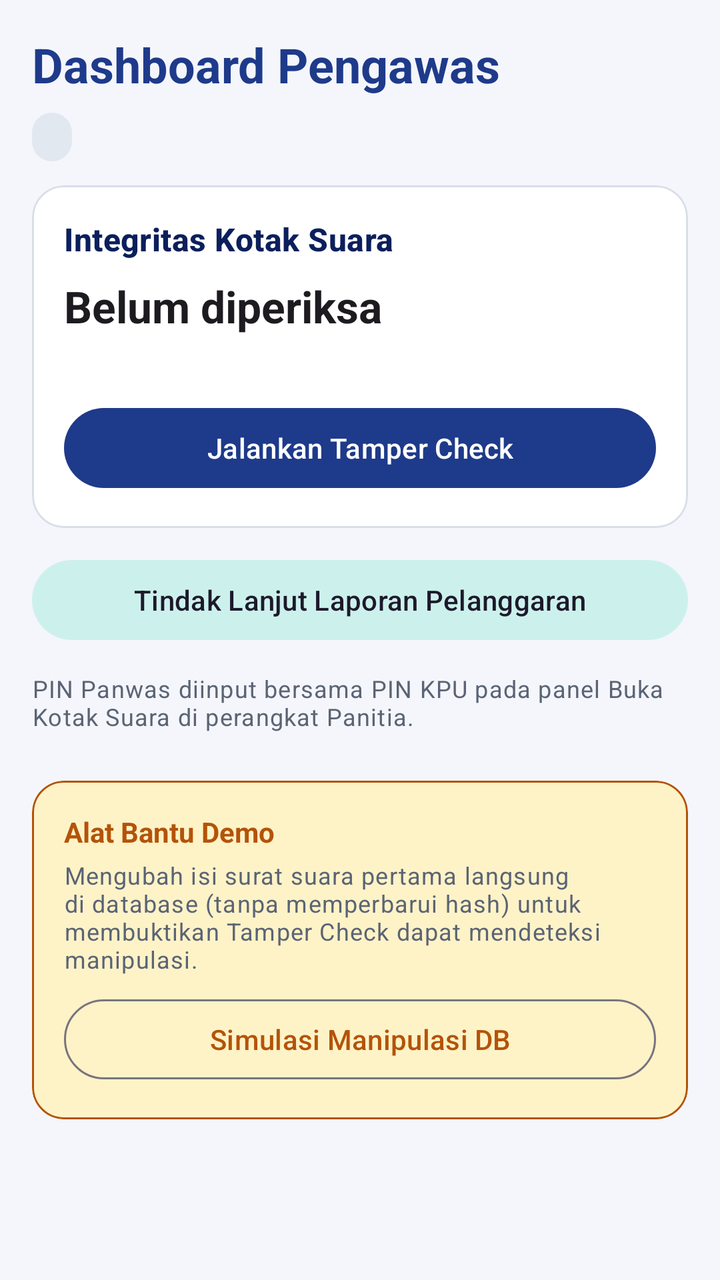
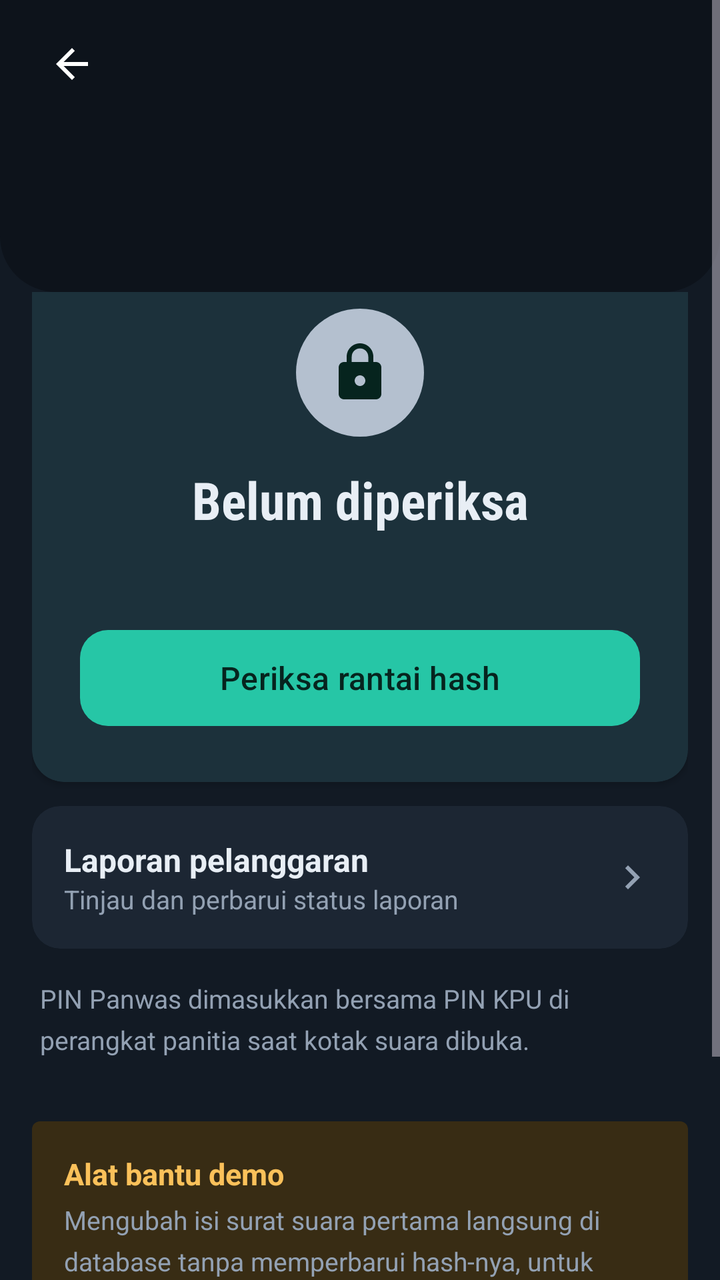

Two renders of the same Android screen: before a commit and after it. Below are the layout's source before the change and the commit's diff.
<!-- AndroidManifest.xml: application theme Theme.EvotingAPP -->
<!-- res/layout/activity_panwas.xml -->
<?xml version="1.0" encoding="utf-8"?>
<ScrollView xmlns:android="http://schemas.android.com/apk/res/android"
    xmlns:app="http://schemas.android.com/apk/res-auto"
    android:id="@+id/root"
    android:layout_width="match_parent"
    android:layout_height="match_parent"
    android:padding="16dp">

    <LinearLayout
        android:layout_width="match_parent"
        android:layout_height="wrap_content"
        android:orientation="vertical">

        <TextView
            android:layout_width="match_parent"
            android:layout_height="wrap_content"
            android:text="Dashboard Pengawas"
            android:textAppearance="?attr/textAppearanceHeadlineSmall"
            android:textColor="@color/brand_primary"
            android:textStyle="bold" />

        <TextView
            android:id="@+id/tvElectionState"
            style="@style/Badge"
            android:layout_width="wrap_content"
            android:layout_height="wrap_content"
            android:layout_marginTop="8dp" />

        <com.google.android.material.card.MaterialCardView
            android:id="@+id/integrityCard"
            style="@style/SectionCard"
            android:layout_width="match_parent"
            android:layout_height="wrap_content">

            <LinearLayout
                android:layout_width="match_parent"
                android:layout_height="wrap_content"
                android:orientation="vertical"
                android:padding="16dp">

                <TextView
                    style="@style/SectionTitle"
                    android:layout_width="wrap_content"
                    android:layout_height="wrap_content"
                    android:text="Integritas Kotak Suara" />

                <TextView
                    android:id="@+id/tvIntegrityStatus"
                    android:layout_width="match_parent"
                    android:layout_height="wrap_content"
                    android:text="Belum diperiksa"
                    android:textAppearance="?attr/textAppearanceTitleLarge"
                    android:textStyle="bold" />

                <TextView
                    android:id="@+id/tvIntegrityDetail"
                    style="@style/MutedText"
                    android:layout_width="match_parent"
                    android:layout_height="wrap_content"
                    android:layout_marginTop="4dp" />

                <com.google.android.material.button.MaterialButton
                    android:id="@+id/btnTamperCheck"
                    android:layout_width="match_parent"
                    android:layout_height="wrap_content"
                    android:layout_marginTop="12dp"
                    android:text="Jalankan Tamper Check" />
            </LinearLayout>
        </com.google.android.material.card.MaterialCardView>

        <com.google.android.material.button.MaterialButton
            android:id="@+id/btnReports"
            style="@style/Widget.Material3.Button.TonalButton"
            android:layout_width="match_parent"
            android:layout_height="wrap_content"
            android:layout_marginTop="12dp"
            android:text="Tindak Lanjut Laporan Pelanggaran" />

        <TextView
            style="@style/MutedText"
            android:layout_width="match_parent"
            android:layout_height="wrap_content"
            android:layout_marginTop="12dp"
            android:text="PIN Panwas diinput bersama PIN KPU pada panel Buka Kotak Suara di perangkat Panitia." />

        
        <com.google.android.material.card.MaterialCardView
            style="@style/SectionCard"
            android:layout_width="match_parent"
            android:layout_height="wrap_content"
            android:layout_marginTop="24dp"
            app:cardBackgroundColor="@color/status_warning_bg"
            app:strokeColor="@color/status_warning">

            <LinearLayout
                android:layout_width="match_parent"
                android:layout_height="wrap_content"
                android:orientation="vertical"
                android:padding="16dp">

                <TextView
                    android:layout_width="wrap_content"
                    android:layout_height="wrap_content"
                    android:text="Alat Bantu Demo"
                    android:textColor="@color/status_warning"
                    android:textStyle="bold" />

                <TextView
                    style="@style/MutedText"
                    android:layout_width="match_parent"
                    android:layout_height="wrap_content"
                    android:layout_marginTop="4dp"
                    android:text="Mengubah isi surat suara pertama langsung di database (tanpa memperbarui hash) untuk membuktikan Tamper Check dapat mendeteksi manipulasi." />

                <com.google.android.material.button.MaterialButton
                    android:id="@+id/btnSimulateTamper"
                    style="@style/Widget.Material3.Button.OutlinedButton"
                    android:layout_width="match_parent"
                    android:layout_height="wrap_content"
                    android:layout_marginTop="8dp"
                    android:text="Simulasi Manipulasi DB"
                    android:textColor="@color/status_warning" />
            </LinearLayout>
        </com.google.android.material.card.MaterialCardView>
    </LinearLayout>
</ScrollView>
<!-- resources referenced by this layout -->
<resources>
  <color name="brand_primary">#1E3A8A</color>
  <color name="status_warning">#B45309</color>
  <color name="status_warning_bg">#FEF3C7</color>
  <style name="Badge">
          <item name="android:paddingStart">10dp</item>
          <item name="android:paddingEnd">10dp</item>
          <item name="android:paddingTop">4dp</item>
          <item name="android:paddingBottom">4dp</item>
          <item name="android:textAppearance">?attr/textAppearanceLabelMedium</item>
          <item name="android:textStyle">bold</item>
          <item name="android:background">@drawable/bg_badge</item>
      </style>
  <style name="MutedText">
          <item name="android:textAppearance">?attr/textAppearanceBodySmall</item>
          <item name="android:textColor">@color/text_muted</item>
      </style>
  <style name="SectionCard" parent="Widget.Material3.CardView.Outlined">
          <item name="cardCornerRadius">16dp</item>
          <item name="strokeColor">@color/outline_soft</item>
          <item name="cardBackgroundColor">@color/white</item>
          <item name="android:layout_marginTop">12dp</item>
      </style>
  <style name="SectionTitle">
          <item name="android:textAppearance">?attr/textAppearanceTitleMedium</item>
          <item name="android:textStyle">bold</item>
          <item name="android:textColor">@color/brand_on_primary_container</item>
          <item name="android:layout_marginBottom">8dp</item>
      </style>
  <color name="text_muted">#5B6475</color>
  <color name="outline_soft">#D9DEE8</color>
  <color name="brand_on_primary_container">#0B1F5C</color>
  <style name="Base.Theme.EvotingAPP" parent="Theme.Material3.Light.NoActionBar">
          <item name="colorPrimary">@color/brand_primary</item>
          <item name="colorOnPrimary">@color/white</item>
          <item name="colorPrimaryContainer">@color/brand_primary_container</item>
          <item name="colorOnPrimaryContainer">@color/brand_on_primary_container</item>
          <item name="colorSecondary">@color/brand_secondary</item>
          <item name="colorSecondaryContainer">@color/brand_secondary_container</item>
          <item name="android:colorBackground">@color/surface_bg</item>
          <item name="android:windowBackground">@color/surface_bg</item>
          <item name="android:statusBarColor" tools:targetApi="l">@android:color/transparent</item>
          <item name="android:windowLightStatusBar" tools:targetApi="m">true</item>
      </style>
  <color name="status_neutral_bg">#E2E8F0</color>
  <color name="brand_primary_container">#DBE4FF</color>
  <color name="brand_secondary">#0F766E</color>
  <color name="brand_secondary_container">#CCF1EC</color>
  <color name="surface_bg">#F4F6FB</color>
  <!-- unchanged entries left out for length: 3 -->
</resources>

<!-- the commit's change to res/layout/activity_panwas.xml (unified diff, before → after) -->
@@ -4,105 +4,146 @@
     android:id="@+id/root"
     android:layout_width="match_parent"
     android:layout_height="match_parent"
-    android:padding="16dp">
+    android:fillViewport="true">
 
     <LinearLayout
         android:layout_width="match_parent"
         android:layout_height="wrap_content"
         android:orientation="vertical">
 
-        <TextView
+        <include layout="@layout/view_header" />
+
+        <LinearLayout
             android:layout_width="match_parent"
             android:layout_height="wrap_content"
-            android:text="Dashboard Pengawas"
-            android:textAppearance="?attr/textAppearanceHeadlineSmall"
-            android:textColor="@color/brand_primary"
-            android:textStyle="bold" />
-
-        <TextView
-            android:id="@+id/tvElectionState"
-            style="@style/Badge"
-            android:layout_width="wrap_content"
-            android:layout_height="wrap_content"
-            android:layout_marginTop="8dp" />
-
-        <com.google.android.material.card.MaterialCardView
-            android:id="@+id/integrityCard"
-            style="@style/SectionCard"
-            android:layout_width="match_parent"
-            android:layout_height="wrap_content">
-
+            android:orientation="vertical"
+            android:paddingStart="16dp"
+            android:paddingEnd="16dp"
+            android:paddingBottom="24dp">
+
+            
+            <com.google.android.material.card.MaterialCardView
+                android:id="@+id/integrityCard"
+                style="@style/SectionCard"
+                android:layout_width="match_parent"
+                android:layout_height="wrap_content"
+                android:layout_marginTop="-16dp"
+                app:cardElevation="2dp"
+                app:strokeWidth="0dp">
+
+                <LinearLayout
+                    android:layout_width="match_parent"
+                    android:layout_height="wrap_content"
+                    android:gravity="center_horizontal"
+                    android:orientation="vertical"
+                    android:padding="24dp">
+
+                    <ImageView
+                        android:id="@+id/ivIntegrity"
+                        android:layout_width="64dp"
+                        android:layout_height="64dp"
+                        android:background="@drawable/bg_status_circle"
+                        android:importantForAccessibility="no"
+                        android:padding="16dp"
+                        android:src="@drawable/ic_lock"
+                        android:tint="@color/on_accent" />
+
+                    <TextView
+                        android:id="@+id/tvIntegrityStatus"
+                        style="@style/SectionTitle"
+                        android:layout_width="match_parent"
+                        android:layout_height="wrap_content"
+                        android:layout_marginTop="14dp"
+                        android:gravity="center"
+                        android:text="Belum diperiksa"
+                        android:textSize="26sp" />
+
+                    <TextView
+                        android:id="@+id/tvIntegrityDetail"
+                        style="@style/MutedText"
+                        android:layout_width="match_parent"
+                        android:layout_height="wrap_content"
+                        android:layout_marginTop="6dp"
+                        android:gravity="center" />
+
+                    <com.google.android.material.button.MaterialButton
+                        android:id="@+id/btnTamperCheck"
+                        style="@style/Button.Big"
+                        android:layout_width="match_parent"
+                        android:layout_height="wrap_content"
+                        android:layout_marginTop="20dp"
+                        android:text="Periksa rantai hash" />
+                </LinearLayout>
+            </com.google.android.material.card.MaterialCardView>
+
+            <com.google.android.material.card.MaterialCardView
+                android:id="@+id/btnReports"
+                style="@style/MenuRow"
+                android:layout_width="match_parent"
+                android:layout_height="wrap_content"
+                android:layout_marginTop="12dp">
+
+                <LinearLayout
+                    android:layout_width="match_parent"
+                    android:layout_height="wrap_content"
+                    android:gravity="center_vertical"
+                    android:orientation="horizontal"
+                    android:padding="16dp">
+
+                    <LinearLayout
+                        android:layout_width="0dp"
+                        android:layout_height="wrap_content"
+                        android:layout_weight="1"
+                        android:orientation="vertical">
+
+                        <TextView
+                            android:layout_width="wrap_content"
+                            android:layout_height="wrap_content"
+                            android:text="Laporan pelanggaran"
+                            android:textColor="@color/text_primary"
+                            android:textSize="16sp"
+                            android:textStyle="bold" />
+
+                        <TextView
+                            style="@style/MutedText"
+                            android:layout_width="wrap_content"
+                            android:layout_height="wrap_content"
+                            android:text="Tinjau dan perbarui status laporan" />
+                    </LinearLayout>
+
+                    <ImageView
+                        android:layout_width="24dp"
+                        android:layout_height="24dp"
+                        android:importantForAccessibility="no"
+                        android:src="@drawable/ic_chevron_right" />
+                </LinearLayout>
+            </com.google.android.material.card.MaterialCardView>
+
+            <TextView
+                style="@style/MutedText"
+                android:layout_width="match_parent"
+                android:layout_height="wrap_content"
+                android:layout_marginTop="16dp"
+                android:layout_marginStart="4dp"
+                android:layout_marginEnd="4dp"
+                android:text="PIN Panwas dimasukkan bersama PIN KPU di perangkat panitia saat kotak suara dibuka." />
+
+            
             <LinearLayout
                 android:layout_width="match_parent"
                 android:layout_height="wrap_content"
+                android:layout_marginTop="32dp"
+                android:background="@drawable/bg_ballot_number"
+                android:backgroundTint="@color/status_warning_bg"
                 android:orientation="vertical"
                 android:padding="16dp">
 
                 <TextView
-                    style="@style/SectionTitle"
                     android:layout_width="wrap_content"
                     android:layout_height="wrap_content"
-                    android:text="Integritas Kotak Suara" />
-
-                <TextView
-                    android:id="@+id/tvIntegrityStatus"
-                    android:layout_width="match_parent"
-                    android:layout_height="wrap_content"
-                    android:text="Belum diperiksa"
-                    android:textAppearance="?attr/textAppearanceTitleLarge"
-                    android:textStyle="bold" />
-
-                <TextView
-                    android:id="@+id/tvIntegrityDetail"
-                    style="@style/MutedText"
-                    android:layout_width="match_parent"
-                    android:layout_height="wrap_content"
-                    android:layout_marginTop="4dp" />
-
-                <com.google.android.material.button.MaterialButton
-                    android:id="@+id/btnTamperCheck"
-                    android:layout_width="match_parent"
-                    android:layout_height="wrap_content"
-                    android:layout_marginTop="12dp"
-                    android:text="Jalankan Tamper Check" />
-            </LinearLayout>
-        </com.google.android.material.card.MaterialCardView>
-
-        <com.google.android.material.button.MaterialButton
-            android:id="@+id/btnReports"
-            style="@style/Widget.Material3.Button.TonalButton"
-            android:layout_width="match_parent"
-            android:layout_height="wrap_content"
-            android:layout_marginTop="12dp"
-            android:text="Tindak Lanjut Laporan Pelanggaran" />
-
-        <TextView
-            style="@style/MutedText"
-            android:layout_width="match_parent"
-            android:layout_height="wrap_content"
-            android:layout_marginTop="12dp"
-            android:text="PIN Panwas diinput bersama PIN KPU pada panel Buka Kotak Suara di perangkat Panitia." />
-
-        
-        <com.google.android.material.card.MaterialCardView
-            style="@style/SectionCard"
-            android:layout_width="match_parent"
-            android:layout_height="wrap_content"
-            android:layout_marginTop="24dp"
-            app:cardBackgroundColor="@color/status_warning_bg"
-            app:strokeColor="@color/status_warning">
-
-            <LinearLayout
-                android:layout_width="match_parent"
-                android:layout_height="wrap_content"
-                android:orientation="vertical"
-                android:padding="16dp">
-
-                <TextView
-                    android:layout_width="wrap_content"
-                    android:layout_height="wrap_content"
-                    android:text="Alat Bantu Demo"
+                    android:text="Alat bantu demo"
                     android:textColor="@color/status_warning"
+                    android:textSize="15sp"
                     android:textStyle="bold" />
 
                 <TextView
@@ -110,7 +151,7 @@
                     android:layout_width="match_parent"
                     android:layout_height="wrap_content"
                     android:layout_marginTop="4dp"
-                    android:text="Mengubah isi surat suara pertama langsung di database (tanpa memperbarui hash) untuk membuktikan Tamper Check dapat mendeteksi manipulasi." />
+                    android:text="Mengubah isi surat suara pertama langsung di database tanpa memperbarui hash-nya, untuk membuktikan pemeriksaan rantai hash dapat mendeteksi manipulasi." />
 
                 <com.google.android.material.button.MaterialButton
                     android:id="@+id/btnSimulateTamper"
@@ -118,9 +159,56 @@
                     android:layout_width="match_parent"
                     android:layout_height="wrap_content"
                     android:layout_marginTop="8dp"
-                    android:text="Simulasi Manipulasi DB"
-                    android:textColor="@color/status_warning" />
+                    android:text="Ubah data surat suara"
+                    android:textColor="@color/status_warning"
+                    app:strokeColor="@color/status_warning" />
             </LinearLayout>
-        </com.google.android.material.card.MaterialCardView>
+        </LinearLayout>
     </LinearLayout>
 </ScrollView>
+<!-- res/layout/view_header.xml (included above) -->
+<?xml version="1.0" encoding="utf-8"?>
+<LinearLayout xmlns:android="http://schemas.android.com/apk/res/android"
+    android:id="@+id/header"
+    android:layout_width="match_parent"
+    android:layout_height="wrap_content"
+    android:background="@drawable/bg_header"
+    android:orientation="vertical"
+    android:paddingStart="12dp"
+    android:paddingTop="8dp"
+    android:paddingEnd="20dp"
+    android:paddingBottom="28dp">
+
+    <ImageButton
+        android:id="@+id/btnBack"
+        android:layout_width="48dp"
+        android:layout_height="48dp"
+        android:background="?attr/selectableItemBackgroundBorderless"
+        android:contentDescription="Kembali"
+        android:src="@drawable/ic_arrow_back" />
+
+    <TextView
+        android:id="@+id/tvHeaderTitle"
+        style="@style/TextHeaderTitle"
+        android:layout_width="match_parent"
+        android:layout_height="wrap_content"
+        android:layout_marginStart="8dp"
+        android:layout_marginTop="4dp" />
+
+    <TextView
+        android:id="@+id/tvHeaderSubtitle"
+        style="@style/TextOnInk"
+        android:layout_width="match_parent"
+        android:layout_height="wrap_content"
+        android:layout_marginStart="8dp"
+        android:layout_marginTop="4dp" />
+
+    <TextView
+        android:id="@+id/tvHeaderBadge"
+        style="@style/Badge"
+        android:layout_width="wrap_content"
+        android:layout_height="wrap_content"
+        android:layout_marginStart="8dp"
+        android:layout_marginTop="12dp"
+        android:visibility="gone" />
+</LinearLayout>
<!-- resource entries referenced after the edit -->
@@ -1,53 +1,146 @@
 <!-- resources referenced by this layout -->
 <resources>
-  <color name="brand_primary">#1E3A8A</color>
-  <color name="status_warning">#B45309</color>
-  <color name="status_warning_bg">#FEF3C7</color>
+  <color name="on_accent">#06241E</color>
+  <color name="brand_primary">#26C6A6</color>
+  <color name="surface_high">#243142</color>
+  <color name="status_warning">#FBC15A</color>
+  <color name="status_warning_bg">#382C14</color>
+  <color name="text_primary">#E8EEF5</color>
+  <!-- drawable bg_ballot_number (drawable) -->
+  <?xml version="1.0" encoding="utf-8"?>
+  <shape xmlns:android="http://schemas.android.com/apk/res/android" android:shape="rectangle">
+      <solid android:color="@color/brand_primary_container" />
+      <corners android:radius="4dp" />
+  </shape>
+  <!-- drawable bg_header (drawable) -->
+  <?xml version="1.0" encoding="utf-8"?>
+  <shape xmlns:android="http://schemas.android.com/apk/res/android" android:shape="rectangle">
+      <solid android:color="@color/ink_deep" />
+      <corners
+          android:bottomLeftRadius="28dp"
+          android:bottomRightRadius="28dp" />
+  </shape>
+  <!-- drawable bg_status_circle (drawable) -->
+  <?xml version="1.0" encoding="utf-8"?>
+  <shape xmlns:android="http://schemas.android.com/apk/res/android" android:shape="oval">
+      <solid android:color="@color/status_neutral" />
+  </shape>
+  <!-- drawable ic_arrow_back (drawable) -->
+  <vector xmlns:android="http://schemas.android.com/apk/res/android"
+      android:width="24dp"
+      android:height="24dp"
+      android:autoMirrored="true"
+      android:viewportWidth="24"
+      android:viewportHeight="24">
+      <path
+          android:fillColor="@android:color/white"
+          android:pathData="M20,11H7.83l5.59,-5.59L12,4l-8,8 8,8 1.41,-1.41L7.83,13H20v-2z" />
+  </vector>
+  <!-- drawable ic_chevron_right (drawable) -->
+  <vector xmlns:android="http://schemas.android.com/apk/res/android"
+      android:width="24dp"
+      android:height="24dp"
+      android:autoMirrored="true"
+      android:viewportWidth="24"
+      android:viewportHeight="24">
+      <path
+          android:fillColor="@color/text_muted"
+          android:pathData="M10,6L8.59,7.41 13.17,12l-4.58,4.59L10,18l6,-6z" />
+  </vector>
+  <!-- drawable ic_lock (drawable) -->
+  <vector xmlns:android="http://schemas.android.com/apk/res/android"
+      android:width="24dp"
+      android:height="24dp"
+      android:viewportWidth="24"
+      android:viewportHeight="24">
+      <path
+          android:fillColor="@android:color/white"
+          android:pathData="M18,8h-1V6c0,-2.76 -2.24,-5 -5,-5S7,3.24 7,6v2H6c-1.1,0 -2,0.9 -2,2v10c0,1.1 0.9,2 2,2h12c1.1,0 2,-0.9 2,-2V10c0,-1.1 -0.9,-2 -2,-2zM12,17c-1.1,0 -2,-0.9 -2,-2s0.9,-2 2,-2 2,0.9 2,2 -0.9,2 -2,2zM15.1,8H8.9V6c0,-1.71 1.39,-3.1 3.1,-3.1 1.71,0 3.1,1.39 3.1,3.1v2z" />
+  </vector>
   <style name="Badge">
           <item name="android:paddingStart">10dp</item>
           <item name="android:paddingEnd">10dp</item>
           <item name="android:paddingTop">4dp</item>
           <item name="android:paddingBottom">4dp</item>
-          <item name="android:textAppearance">?attr/textAppearanceLabelMedium</item>
+          <item name="android:textSize">12sp</item>
           <item name="android:textStyle">bold</item>
           <item name="android:background">@drawable/bg_badge</item>
       </style>
+  <style name="Button.Big" parent="Widget.Material3.Button">
+          <item name="android:minHeight">56dp</item>
+          <item name="android:textSize">16sp</item>
+          <item name="cornerRadius">14dp</item>
+      </style>
+  <style name="MenuRow" parent="Widget.Material3.CardView.Filled">
+          <item name="cardCornerRadius">14dp</item>
+          <item name="cardBackgroundColor">@color/surface</item>
+          <item name="android:layout_marginTop">8dp</item>
+          <item name="android:clickable">true</item>
+          <item name="android:focusable">true</item>
+      </style>
   <style name="MutedText">
-          <item name="android:textAppearance">?attr/textAppearanceBodySmall</item>
+          <item name="android:textSize">13sp</item>
+          <item name="android:lineSpacingMultiplier">1.3</item>
           <item name="android:textColor">@color/text_muted</item>
       </style>
   <style name="SectionCard" parent="Widget.Material3.CardView.Outlined">
           <item name="cardCornerRadius">16dp</item>
           <item name="strokeColor">@color/outline_soft</item>
-          <item name="cardBackgroundColor">@color/white</item>
+          <item name="cardBackgroundColor">@color/surface</item>
           <item name="android:layout_marginTop">12dp</item>
       </style>
   <style name="SectionTitle">
-          <item name="android:textAppearance">?attr/textAppearanceTitleMedium</item>
+          <item name="android:fontFamily">sans-serif-condensed</item>
           <item name="android:textStyle">bold</item>
-          <item name="android:textColor">@color/brand_on_primary_container</item>
-          <item name="android:layout_marginBottom">8dp</item>
+          <item name="android:textSize">20sp</item>
+          <item name="android:textColor">@color/text_primary</item>
       </style>
-  <color name="text_muted">#5B6475</color>
-  <color name="outline_soft">#D9DEE8</color>
-  <color name="brand_on_primary_container">#0B1F5C</color>
-  <style name="Base.Theme.EvotingAPP" parent="Theme.Material3.Light.NoActionBar">
+  <style name="TextHeaderTitle">
+          <item name="android:fontFamily">sans-serif-condensed</item>
+          <item name="android:textStyle">bold</item>
+          <item name="android:textSize">26sp</item>
+          <item name="android:textColor">@color/white</item>
+      </style>
+  <style name="TextOnInk">
+          <item name="android:textSize">14sp</item>
+          <item name="android:lineSpacingMultiplier">1.25</item>
+          <item name="android:textColor">@color/on_ink_muted</item>
+      </style>
+  <color name="text_muted">#93A1B3</color>
+  <color name="surface">#1C2633</color>
+  <color name="outline_soft">#2E3B4D</color>
+  <color name="on_ink_muted">#93A1B3</color>
+  <color name="brand_on_primary_container">#9AF2DE</color>
+  <color name="status_danger">#FF7A7A</color>
+  <style name="Base.Theme.EvotingAPP" parent="Theme.Material3.Dark.NoActionBar">
           <item name="colorPrimary">@color/brand_primary</item>
-          <item name="colorOnPrimary">@color/white</item>
+          <item name="colorOnPrimary">@color/on_accent</item>
+          <item name="colorSurfaceContainerHighest">@color/surface_high</item>
+          <item name="colorSurfaceContainerHigh">@color/surface_high</item>
+          <item name="colorSurfaceContainer">@color/surface</item>
+          <item name="colorSurfaceContainerLow">@color/surface</item>
+          <item name="colorOutlineVariant">@color/outline_soft</item>
+          <item name="android:navigationBarColor" tools:targetApi="l">@color/surface_bg</item>
           <item name="colorPrimaryContainer">@color/brand_primary_container</item>
           <item name="colorOnPrimaryContainer">@color/brand_on_primary_container</item>
-          <item name="colorSecondary">@color/brand_secondary</item>
-          <item name="colorSecondaryContainer">@color/brand_secondary_container</item>
+          <item name="colorSecondary">@color/brand_primary</item>
+          <item name="colorSecondaryContainer">@color/brand_primary_container</item>
+          <item name="colorOnSecondaryContainer">@color/brand_on_primary_container</item>
+          <item name="colorSurface">@color/surface</item>
+          <item name="colorOnSurface">@color/text_primary</item>
+          <item name="colorOnSurfaceVariant">@color/text_muted</item>
+          <item name="colorOutline">@color/outline_soft</item>
+          <item name="colorError">@color/status_danger</item>
           <item name="android:colorBackground">@color/surface_bg</item>
           <item name="android:windowBackground">@color/surface_bg</item>
           <item name="android:statusBarColor" tools:targetApi="l">@android:color/transparent</item>
-          <item name="android:windowLightStatusBar" tools:targetApi="m">true</item>
+          <item name="android:windowLightStatusBar" tools:targetApi="m">false</item>
       </style>
-  <color name="status_neutral_bg">#E2E8F0</color>
-  <color name="brand_primary_container">#DBE4FF</color>
-  <color name="brand_secondary">#0F766E</color>
-  <color name="brand_secondary_container">#CCF1EC</color>
-  <color name="surface_bg">#F4F6FB</color>
+  <color name="status_neutral_bg">#263243</color>
+  <color name="brand_primary_container">#123A34</color>
+  <color name="ink_deep">#0D131B</color>
+  <color name="status_neutral">#B4C0CF</color>
+  <color name="surface_bg">#121A24</color>
   <!-- unchanged entries left out for length: 3 -->
 </resources>
 
